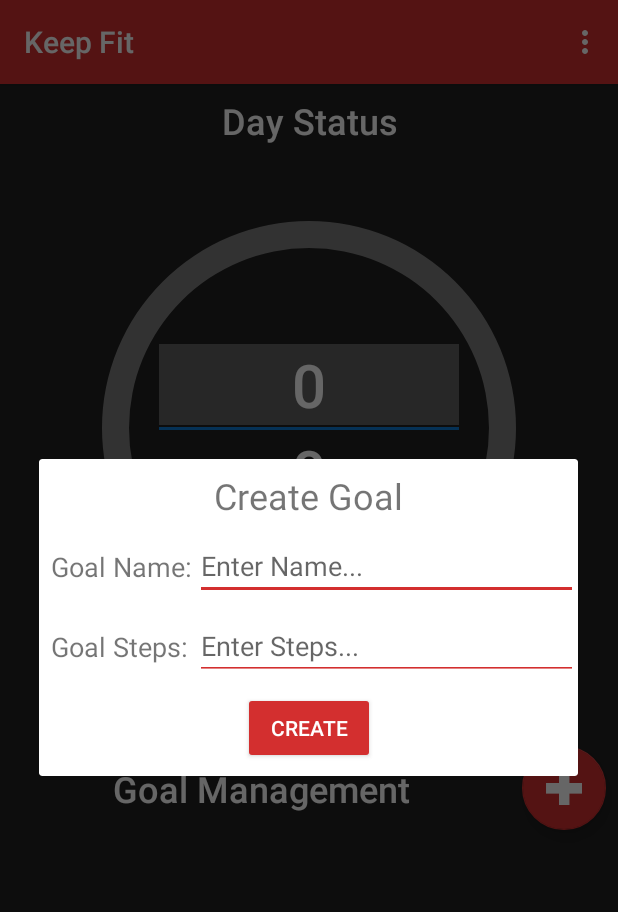
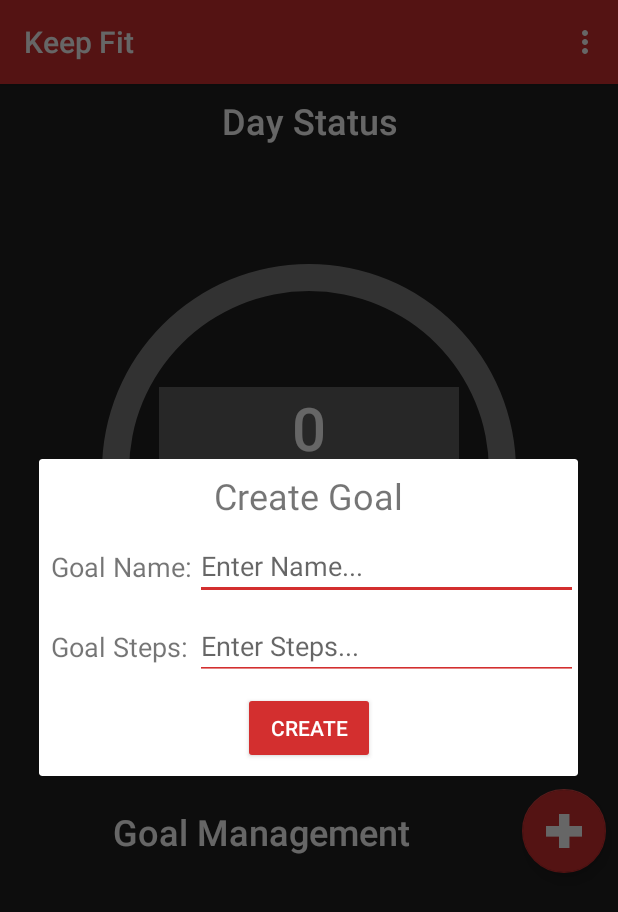
Before and after one commit to EanCo26/CotterIain_KeepFitApp, an Android app: the screen it shows after launch (MainActivity), after a tap on an icon or button, on a phone screen of 412 x 824 dp. Shown: the top 912 px of the screen. Run offline under Robolectric (Android 15) with nearby library versions, the phone set to English and light mode, and no system bars; our stand-ins replace Room's generated code.

Commit message:
More Improvements
- History list inverted using SQL Query
- History element use pencil icon to enable editing and icon disappears if  non editable in settings
- Shared data default values created in default XML - subsequently made change to id to be set to -1, will be better in long run as id can never be below 0
- Goal name and percentage separated to make more uniform display
- Create popup and edit popup use same layout XML now that is altered at runtime
- Characters in all input fields limited to a certain length (name - 16; steps 8), will need to provide user a message for when cannot exceed value

```diff
--- a/app/src/main/java/me/uos/cotteriain_keepfitapp/Database/HistoryDAO.java
+++ b/app/src/main/java/me/uos/cotteriain_keepfitapp/Database/HistoryDAO.java
@@ -14,7 +14,7 @@ import me.uos.cotteriain_keepfitapp.HistorySettings.HistoryData;
 @Dao
 public interface HistoryDAO {
 
-    @Query("SELECT * FROM history")
+    @Query("SELECT * FROM history ORDER BY id DESC")
     LiveData<List<HistoryData>> loadAllHistory();
 
     @Insert
--- a/app/src/main/java/me/uos/cotteriain_keepfitapp/General/DateSystem.java
+++ b/app/src/main/java/me/uos/cotteriain_keepfitapp/General/DateSystem.java
@@ -23,7 +23,10 @@ public class DateSystem {
         this.old = old;
     }
 
-    public Boolean datesMatch(){ return current.equals(old); }
+    public Boolean datesMatch(){
+//        return false;
+        return current.equals(old);
+    }
 
     public String getCurrentDate() { return current; }
     public String getOldDate() { return old; }
--- a/app/src/main/java/me/uos/cotteriain_keepfitapp/GoalSettings/GoalAdapter.java
+++ b/app/src/main/java/me/uos/cotteriain_keepfitapp/GoalSettings/GoalAdapter.java
@@ -20,7 +20,7 @@ public class GoalAdapter extends RecyclerView.Adapter<GoalAdapter.ViewHolder> {
     private GoalClickListener goalClickListener;
 
     private int goalId;
-    private int selectedViewIndex = Integer.MAX_VALUE;
+    private int selectedViewIndex = -1;
 
     private boolean editable = true;
 
@@ -35,7 +35,7 @@ public class GoalAdapter extends RecyclerView.Adapter<GoalAdapter.ViewHolder> {
         holders.clear();
         this.goalList = goalList;
         this.goalId = goalId;
-        this.selectedViewIndex = Integer.MAX_VALUE;
+        this.selectedViewIndex = -1;
         notifyDataSetChanged();
     }
 
@@ -73,7 +73,7 @@ public class GoalAdapter extends RecyclerView.Adapter<GoalAdapter.ViewHolder> {
         if(this.selectedViewIndex == selectedViewIndex)
             return;
 
-        if(this.selectedViewIndex != Integer.MAX_VALUE)
+        if(this.selectedViewIndex >= 0 )
             holders.get(this.selectedViewIndex).setActive(false);
 
         goalId = holders.get(selectedViewIndex).getGoalData().getId();
@@ -106,14 +106,14 @@ public class GoalAdapter extends RecyclerView.Adapter<GoalAdapter.ViewHolder> {
             editIcon = itemView.findViewById(R.id.edit);
             editIcon.setOnClickListener(new View.OnClickListener() {
                 @Override
-                public void onClick(View v) { goalClickListener.onEditClick(getAdapterPosition(), goal); }
+                public void onClick(View v) { goalClickListener.onEditClick(goal); }
             });
             editIcon.setVisibility(editable ? View.VISIBLE : View.INVISIBLE);
 
             deleteIcon = itemView.findViewById(R.id.delete);
             deleteIcon.setOnClickListener(new View.OnClickListener() {
                 @Override
-                public void onClick(View v) { goalClickListener.onDeleteClick(getAdapterPosition(), goal); }
+                public void onClick(View v) { goalClickListener.onDeleteClick(goal); }
             });
         }
 
@@ -137,7 +137,7 @@ public class GoalAdapter extends RecyclerView.Adapter<GoalAdapter.ViewHolder> {
 
     public interface GoalClickListener{
         void onGoalClick(int itemIndex, GoalData goal);
-        void onEditClick(int itemIndex, GoalData goal);
-        void onDeleteClick(int itemIndex, GoalData goal);
+        void onEditClick(GoalData goal);
+        void onDeleteClick(GoalData goal);
     }
 }
--- a/app/src/main/java/me/uos/cotteriain_keepfitapp/MainActivity.java
+++ b/app/src/main/java/me/uos/cotteriain_keepfitapp/MainActivity.java
@@ -20,11 +20,9 @@ import me.uos.cotteriain_keepfitapp.HistorySettings.HistoryData;
 
 import android.content.Context;
 import android.content.Intent;
-import android.content.res.ColorStateList;
 import android.os.Bundle;
 import android.text.Editable;
 import android.text.TextWatcher;
-import android.util.Log;
 import android.view.Menu;
 import android.view.MenuItem;
 import android.view.View;
@@ -36,7 +34,6 @@ import android.widget.TextView;
 import com.google.android.material.floatingactionbutton.FloatingActionButton;
 
 import java.text.SimpleDateFormat;
-import java.util.ArrayList;
 import java.util.Calendar;
 import java.util.Date;
 import java.util.List;
@@ -57,7 +54,7 @@ public class MainActivity extends AppCompatActivity implements GoalAdapter.GoalC
     private GoalData activeGoal = null;
     private int steps = 0;
 
-    private TextView goalText, headerText;
+    private TextView goalText, headerNameText, headerPercentText;
     private EditText stepsEdit;
     private ProgressBar progressBar;
 
@@ -75,15 +72,16 @@ public class MainActivity extends AppCompatActivity implements GoalAdapter.GoalC
     @Override
     protected void onResume() {
         super.onResume();
-        boolean isGoalsEditable = sharedData.getBool(getString(R.string.setting_goals_editable), true);
+        boolean isGoalsEditable = sharedData.getBool(getString(R.string.setting_goals_editable), getResources().getBoolean(R.bool.default_goal_editable));
         goalAdapter.setEditable(isGoalsEditable);
     }
 
     private void assignActivityElements(){
-        headerText = (TextView) findViewById(R.id.header);
+        headerNameText = (TextView) findViewById(R.id.header_name);
+        headerPercentText = (TextView) findViewById(R.id.header_percent);
         goalText = (TextView) findViewById(R.id.goal_number);
         stepsEdit = (EditText) findViewById(R.id.steps);
-        steps = sharedData.getInt(getString(R.string.current_steps), 0);
+        steps = sharedData.getInt(getString(R.string.current_steps), getResources().getInteger(R.integer.default_steps));
         stepsEdit.setText(Integer.toString(steps));
 
         progressBar = (ProgressBar)findViewById(R.id.progress);
@@ -92,13 +90,12 @@ public class MainActivity extends AppCompatActivity implements GoalAdapter.GoalC
         FloatingActionButton floatingActionButton = (FloatingActionButton)findViewById(R.id.add_goal);
         floatingActionButton.setOnClickListener(new View.OnClickListener() {
             @Override
-            public void onClick(View v) { createGoalPopup(); }
+            public void onClick(View v) { goalPopup(null); }
         });
     }
 
     private void setStepsEdit(){
-        //todo error appeared when number was exceedinly high - (java.lang.NumberFormatException: For input string: "6666000000")
-        steps = sharedData.getInt(getString(R.string.current_steps), 0);
+        steps = sharedData.getInt(getString(R.string.current_steps), getResources().getInteger(R.integer.default_steps));
         stepsEdit.setText(Integer.toString(steps));
         stepsEdit.setOnClickListener(new View.OnClickListener() {
             @Override
@@ -106,15 +103,23 @@ public class MainActivity extends AppCompatActivity implements GoalAdapter.GoalC
         });
         stepsEdit.addTextChangedListener(new TextWatcher() {
             @Override
-            public void beforeTextChanged(CharSequence s, int start, int count, int after) { }
+            public void beforeTextChanged(CharSequence s, int start, int count, int after) {
+            }
             @Override
             public void onTextChanged(CharSequence s, int start, int before, int count) { }
             @Override
             public void afterTextChanged(Editable s) {
+                String input = stepsEdit.getText().toString();
                 int stepsChanged = 0;
-                if(stepsEdit.length()>0)
-                    stepsChanged = Integer.parseInt(stepsEdit.getText().toString());
+
+                if(input.length() > 9){
+                    input = Integer.toString(steps);
+                    stepsEdit.setText(input);
+                }
+                if(input.length()>0)
+                    stepsChanged = Integer.parseInt(input);
                 changeToSteps(stepsChanged);
+
                 stepsEdit.setCursorVisible(false);
             }
         });
@@ -123,13 +128,14 @@ public class MainActivity extends AppCompatActivity implements GoalAdapter.GoalC
     private void setPersistentData(){
         sharedData = new SharedData(this.getSharedPreferences(getString(R.string.pref_file_key), Context.MODE_PRIVATE));
         Date calendar = Calendar.getInstance().getTime();
-        dateSystem = new DateSystem(new SimpleDateFormat("dd/MM/yyyy").format(calendar), sharedData.getString(getString(R.string.activity_date), "no_date"));
+        dateSystem = new DateSystem(new SimpleDateFormat("dd/MM/yyyy").format(calendar),
+                sharedData.getString(getString(R.string.activity_date), getString(R.string.activity_date)));
         goalDatabase = GoalDatabase.getsInstance(getApplicationContext());
         historyDatabase = HistoryDatabase.getsInstance(getApplicationContext());
     }
 
     private void setRecyclerView(){
-        boolean isGoalsEditable = sharedData.getBool(getString(R.string.setting_goals_editable), true);
+        boolean isGoalsEditable = sharedData.getBool(getString(R.string.setting_goals_editable), getResources().getBoolean(R.bool.default_goal_editable));
         goalAdapter = new GoalAdapter(gCL, isGoalsEditable);
         LinearLayoutManager layoutManager = new LinearLayoutManager(this);
         layoutManager.setOrientation(LinearLayoutManager.HORIZONTAL);
@@ -143,7 +149,7 @@ public class MainActivity extends AppCompatActivity implements GoalAdapter.GoalC
         viewModel.getGoalList().observe(this, new Observer<List<GoalData>>() {
             @Override
             public void onChanged(List<GoalData> goalDataList) {
-                int id = sharedData.getInt(getString(R.string.current_activity), Integer.MAX_VALUE);
+                int id = sharedData.getInt(getString(R.string.current_activity), getResources().getInteger(R.integer.default_activity));
 
                 int activeGoalIndex = searchGoalList(goalDataList, id);
                 if(activeGoalIndex != -1){
@@ -158,7 +164,7 @@ public class MainActivity extends AppCompatActivity implements GoalAdapter.GoalC
                     recordHistory();
                     resetActiveGoalData();
                 }
-                id = sharedData.getInt(getString(R.string.current_activity), Integer.MAX_VALUE);
+                id = sharedData.getInt(getString(R.string.current_activity), getResources().getInteger(R.integer.default_activity));
                 goalAdapter.setGoalList(goalDataList, id);
                 recyclerView.swapAdapter(goalAdapter, true);
 
@@ -196,7 +202,7 @@ public class MainActivity extends AppCompatActivity implements GoalAdapter.GoalC
     private void recordHistory(){
         if(activeGoal!= null) {
             String goalName = activeGoal.getName();
-            steps = sharedData.getInt(getString(R.string.current_steps), 0);
+            steps = sharedData.getInt(getString(R.string.current_steps), getResources().getInteger(R.integer.default_steps));
             int goalSteps = activeGoal.getSteps();
             int percent = (steps * 100 / goalSteps <= 100) ? steps * 100 / goalSteps : 100;
             HistoryData newHistoryData = new HistoryData(dateSystem.getOldDate(), goalName, steps, goalSteps, percent);
@@ -212,13 +218,13 @@ public class MainActivity extends AppCompatActivity implements GoalAdapter.GoalC
 
     private void setGoalProgressUI(){
         if(activeGoal != null) {
-            steps = sharedData.getInt(getString(R.string.current_steps), 0);
-            int goalSteps = activeGoal.getSteps();;
-//            int percent = (steps * 100 / goalSteps <= 100)? steps * 100 / goalSteps : 100;
+            steps = sharedData.getInt(getString(R.string.current_steps), getResources().getInteger(R.integer.default_steps));
+            int goalSteps = activeGoal.getSteps();
             int percent = steps * 100 / goalSteps;
 
             progressBar.setProgress(percent);
-            headerText.setText(activeGoal.getName() + " - " + percent + "%");
+            headerNameText.setText(activeGoal.getName());
+            headerPercentText.setText(Integer.toString(percent) + "%");
             goalText.setText(Integer.toString(goalSteps));
         }
     }
@@ -229,22 +235,36 @@ public class MainActivity extends AppCompatActivity implements GoalAdapter.GoalC
         setGoalProgressUI();
     }
 
-    private void createGoalPopup(){
-        View popupLayout = getLayoutInflater().inflate(R.layout.create_popup, null);
+    private void goalPopup(GoalData goal){
+        boolean isCreating = goal == null;
+        View popupLayout = getLayoutInflater().inflate(R.layout.goal_popup, null);
         AlertDialog.Builder dialogBuilder = new AlertDialog.Builder(this);
         dialogBuilder.setView(popupLayout);
         PopupWindow popupWindow = new PopupWindow(dialogBuilder, dialogBuilder.create());
         popupWindow.showWindow();
 
-        EditText name_field = (EditText) popupLayout.findViewById(R.id.create_name);
-        EditText steps_field = (EditText) popupLayout.findViewById(R.id.create_steps);
-        Button popup_button = (Button) popupLayout.findViewById(R.id.create_button);
+        EditText name_field = (EditText) popupLayout.findViewById(R.id.name);
+        EditText steps_field = (EditText) popupLayout.findViewById(R.id.steps);
+        Button popup_button = (Button) popupLayout.findViewById(R.id.button);
+
+        if(!isCreating){
+            TextView title = (TextView) popupLayout.findViewById(R.id.title);
+            title.setText("Edit Goal");
+
+            name_field.setText(goal.getName());
+            steps_field.setText(Integer.toString(goal.getSteps()));
+
+            popup_button.setText("Edit");
+        }
+
         popup_button.setOnClickListener(new View.OnClickListener() {
             @Override
             public void onClick(View v) {
                 Boolean hasName = !name_field.getText().toString().isEmpty(),
                         hasSteps = !steps_field.getText().toString().isEmpty();
-                    if(hasName&&hasSteps){
+
+                if (hasName && hasSteps) {
+                    if(isCreating) {
                         MyExecutor.getInstance().getDiskIO().execute(new Runnable() {
                             @Override
                             public void run() {
@@ -252,33 +272,7 @@ public class MainActivity extends AppCompatActivity implements GoalAdapter.GoalC
                                         Integer.parseInt(steps_field.getText().toString())));
                             }
                         });
-                        popupWindow.closeWindow();
-                    }
-                }
-        });
-    }
-
-    private void editGoalPopup(GoalData goal){
-        View popupLayout = getLayoutInflater().inflate(R.layout.edit_popup, null);
-        AlertDialog.Builder dialogBuilder = new AlertDialog.Builder(this);
-        dialogBuilder.setView(popupLayout);
-        PopupWindow popupWindow = new PopupWindow(dialogBuilder, dialogBuilder.create());
-        popupWindow.showWindow();
-
-        EditText name_field = (EditText) popupLayout.findViewById(R.id.edit_name);
-        name_field.setText(goal.getName());
-
-        EditText steps_field = (EditText) popupLayout.findViewById(R.id.edit_steps);
-        steps_field.setText(Integer.toString(goal.getSteps()));
-
-        Button popup_button = (Button) popupLayout.findViewById(R.id.edit_button);
-        popup_button.setOnClickListener(new View.OnClickListener() {
-            @Override
-            public void onClick(View v) {
-                Boolean hasName = !name_field.getText().toString().isEmpty(),
-                        hasSteps = !steps_field.getText().toString().isEmpty();
-
-                if (hasName && hasSteps) {
+                    }else{
                         goal.setName(name_field.getText().toString());
                         goal.setSteps(Integer.parseInt(steps_field.getText().toString()));
                         MyExecutor.getInstance().getDiskIO().execute(new Runnable() {
@@ -287,6 +281,7 @@ public class MainActivity extends AppCompatActivity implements GoalAdapter.GoalC
                                 goalDatabase.goalDao().editGoal(goal);
                             }
                         });
+                    }
                     popupWindow.closeWindow();
                 }
             }
@@ -294,7 +289,7 @@ public class MainActivity extends AppCompatActivity implements GoalAdapter.GoalC
     }
 
     private void deleteGoalPopup(GoalData goal) {
-        View popupLayout = getLayoutInflater().inflate(R.layout.clear_history_popup, null);
+        View popupLayout = getLayoutInflater().inflate(R.layout.clear_popup, null);
         AlertDialog.Builder dialogBuilder = new AlertDialog.Builder(this);
         dialogBuilder.setView(popupLayout);
         PopupWindow popupWindow = new PopupWindow(dialogBuilder, dialogBuilder.create());
@@ -354,12 +349,12 @@ public class MainActivity extends AppCompatActivity implements GoalAdapter.GoalC
     }
 
     @Override
-    public void onEditClick(int itemIndex, GoalData goal) {
-        editGoalPopup(goal);
+    public void onEditClick(GoalData goal) {
+        goalPopup(goal);
     }
 
     @Override
-    public void onDeleteClick(int itemIndex, GoalData goal) {
+    public void onDeleteClick(GoalData goal) {
         deleteGoalPopup(goal);
     }
 }
--- a/app/src/main/res/layout/activity_main.xml
+++ b/app/src/main/res/layout/activity_main.xml
@@ -25,13 +25,22 @@
             android:text="Day Status" />
 
         <TextView
-            android:id="@+id/header"
+            android:id="@+id/header_name"
             style="@style/Text"
             android:layout_margin="8dp"
             app:layout_constraintEnd_toEndOf="parent"
             app:layout_constraintStart_toStartOf="parent"
             app:layout_constraintTop_toBottomOf="@+id/title"
-            tools:text="[GOAL NAME] - [GOAL]%" />
+            tools:text="[GOAL NAME]" />
+
+        <TextView
+            android:id="@+id/header_percent"
+            style="@style/Text"
+            android:layout_margin="4dp"
+            app:layout_constraintEnd_toEndOf="parent"
+            app:layout_constraintStart_toStartOf="parent"
+            app:layout_constraintTop_toBottomOf="@+id/header_name"
+            tools:text="[GOAL]%" />
 
         <ProgressBar
             android:id="@+id/progress"
@@ -43,7 +52,7 @@
             android:progressDrawable="@drawable/progress_circle"
             app:layout_constraintEnd_toEndOf="parent"
             app:layout_constraintStart_toStartOf="parent"
-            app:layout_constraintTop_toBottomOf="@id/header"
+            app:layout_constraintTop_toBottomOf="@id/header_percent"
             tools:progress="65" />
 
         <ImageView
@@ -68,6 +77,7 @@
             app:layout_constraintBottom_toTopOf="@+id/divider"
             app:layout_constraintEnd_toEndOf="@+id/divider"
             app:layout_constraintStart_toStartOf="@+id/divider"
+            android:maxLength="8"
             android:text="0"
             tools:text="650" />
 
--- a/app/src/main/res/layout/goal_element.xml
+++ b/app/src/main/res/layout/goal_element.xml
@@ -40,7 +40,7 @@
 
     <TextView
         android:id="@+id/textView"
-        style="@style/GoalText"
+        style="@style/ElementText"
         app:layout_constraintBottom_toBottomOf="parent"
         app:layout_constraintStart_toStartOf="parent"
         app:layout_constraintTop_toBottomOf="@+id/edit"
@@ -50,7 +50,7 @@
         android:id="@+id/goal_steps"
         android:layout_width="0dp"
         android:layout_marginStart="4dp"
-        style="@style/GoalText"
+        style="@style/ElementText"
         app:layout_constraintTop_toTopOf="@+id/textView"
         app:layout_constraintStart_toEndOf="@id/textView"
         app:layout_constraintEnd_toEndOf="parent"
--- a/app/src/main/res/layout/create_popup.xml
+++ b/app/src/main/res/layout/goal_popup.xml
@@ -25,17 +25,18 @@
         android:text="Goal Name:"
         android:textSize="18sp"
         app:layout_constraintStart_toStartOf="parent"
-        app:layout_constraintTop_toTopOf="@id/create_name"
-        app:layout_constraintBottom_toBottomOf="@id/create_name"/>
+        app:layout_constraintTop_toTopOf="@id/name"
+        app:layout_constraintBottom_toBottomOf="@id/name"/>
 
     <EditText
-        android:id="@+id/create_name"
+        android:id="@+id/name"
         android:layout_width="0dp"
         android:layout_height="match_parent"
         android:layout_marginBottom="8dp"
         android:layout_marginTop="8dp"
         android:hint="Enter Name..."
         android:backgroundTint="@color/red"
+        android:maxLength="16"
         app:layout_constraintEnd_toEndOf="parent"
         app:layout_constraintStart_toEndOf="@+id/text"
         app:layout_constraintTop_toBottomOf="@id/title"/>
@@ -48,11 +49,11 @@
         android:text="Goal Steps:"
         android:textSize="18sp"
         app:layout_constraintStart_toStartOf="parent"
-        app:layout_constraintTop_toTopOf="@id/create_steps"
-        app:layout_constraintBottom_toBottomOf="@id/create_steps" />
+        app:layout_constraintTop_toTopOf="@id/steps"
+        app:layout_constraintBottom_toBottomOf="@id/steps" />
 
     <EditText
-        android:id="@+id/create_steps"
+        android:id="@+id/steps"
         android:layout_width="0dp"
         android:layout_height="match_parent"
         android:layout_marginBottom="8dp"
@@ -61,18 +62,19 @@
         android:backgroundTint="@color/red"
         android:imeOptions="actionDone"
         android:inputType="number"
+        android:maxLength="8"
         app:layout_constraintEnd_toEndOf="parent"
         app:layout_constraintStart_toEndOf="@id/text2"
-        app:layout_constraintTop_toBottomOf="@id/create_name" />
+        app:layout_constraintTop_toBottomOf="@id/name" />
 
 
     <Button
-        android:id="@+id/create_button"
+        android:id="@+id/button"
         android:layout_width="wrap_content"
         android:layout_height="wrap_content"
         android:layout_marginBottom="8dp"
         android:layout_marginTop="8dp"
-        app:layout_constraintTop_toBottomOf="@+id/create_steps"
+        app:layout_constraintTop_toBottomOf="@+id/steps"
         app:layout_constraintStart_toStartOf="parent"
         app:layout_constraintEnd_toEndOf="parent"
         app:layout_constraintBottom_toBottomOf="parent"
--- a/app/src/main/res/values/default.xml
+++ b/app/src/main/res/values/default.xml
@@ -1,4 +1,19 @@
 <?xml version="1.0" encoding="utf-8"?>
 <resources>
+    <string name="pref_file_key" translatable="false">me.uos.cotteriain_keepfitapp.TrialKey</string>
+
+    <string name="current_activity" translatable="false">me.uos.cotteriain_keepfitapp.CurrentActivityIndex</string>
     <integer name="default_activity">-1</integer>
+
+    <string name="activity_date" translatable="false">me.uos.cotteriain_keepfitapp.ActivityDate</string>
+    <string name="default_date">no_date</string>
+
+    <string name="current_steps" translatable="false">me.uos.cotteriain_keepfitapp.CurrentSteps</string>
+    <integer name="default_steps">0</integer>
+
+    <string name="setting_goals_editable" translatable="false">me.uos.cotteriain_keepfitapp.GoalsEditable</string>
+    <bool name="default_goal_editable">true</bool>
+
+    <string name="setting_history_editable" translatable="false">me.uos.cotteriain_keepfitapp.HistoryEditable</string>
+    <bool name="default_history_editable">true</bool>
 </resources>
--- a/app/src/main/res/values/strings.xml
+++ b/app/src/main/res/values/strings.xml
@@ -3,10 +3,4 @@
     <string name="activity">Activity</string>
     <string name="history">History</string>
     <string name="settings">Settings</string>
-    <string name="pref_file_key" translatable="false">me.uos.cotteriain_keepfitapp.TrialKey</string>
-    <string name="current_activity" translatable="false">me.uos.cotteriain_keepfitapp.CurrentActivityIndex</string>
-    <string name="activity_date" translatable="false">me.uos.cotteriain_keepfitapp.ActivityDate</string>
-    <string name="current_steps" translatable="false">me.uos.cotteriain_keepfitapp.CurrentSteps</string>
-    <string name="setting_goals_editable" translatable="false">me.uos.cotteriain_keepfitapp.GoalsEditable</string>
-    <string name="setting_history_editable" translatable="false">me.uos.cotteriain_keepfitapp.HistoryEditable</string>
 </resources>
--- a/app/src/main/res/values/style.xml
+++ b/app/src/main/res/values/style.xml
@@ -24,7 +24,7 @@
     <style name="DisplayText" parent="Text">
         <item name="android:textSize">40sp</item>
     </style>
-    <style name="GoalText" parent="Text">
+    <style name="ElementText" parent="Text">
         <item name="android:textSize">14sp</item>
     </style>
 </resources>
```
Also changed, not shown: app/src/main/java/me/uos/cotteriain_keepfitapp/HistoryActivity.java (+12 -17 lines), app/src/main/java/me/uos/cotteriain_keepfitapp/HistorySettings/HistoryAdapter.java (+18 -9 lines), app/src/main/java/me/uos/cotteriain_keepfitapp/SettingsActivity.java (+11 -26 lines), app/src/main/res/layout/edit_history_popup.xml (deleted, +0 -103 lines), app/src/main/res/layout/history_element.xml (+18 -7 lines), app/src/main/res/layout/history_popup.xml (renamed from app/src/main/res/layout/edit_popup.xml, +35 -8 lines), app/src/main/res/layout/clear_popup.xml (renamed from app/src/main/res/layout/clear_history_popup.xml). Lines whose indentation alone changed are shown as unchanged.
